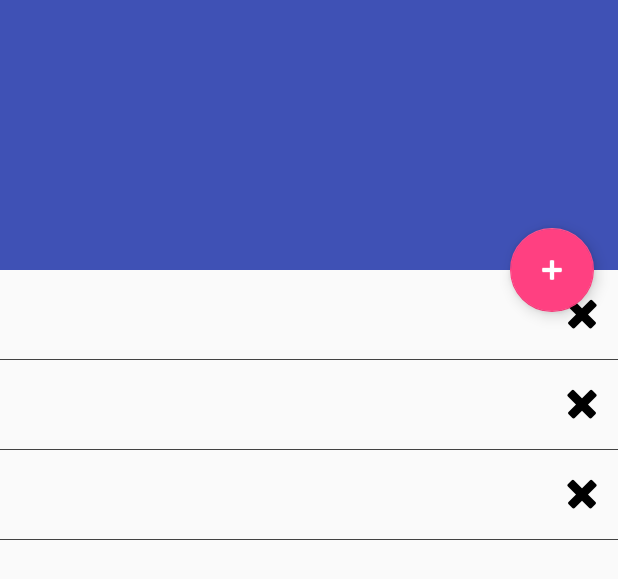
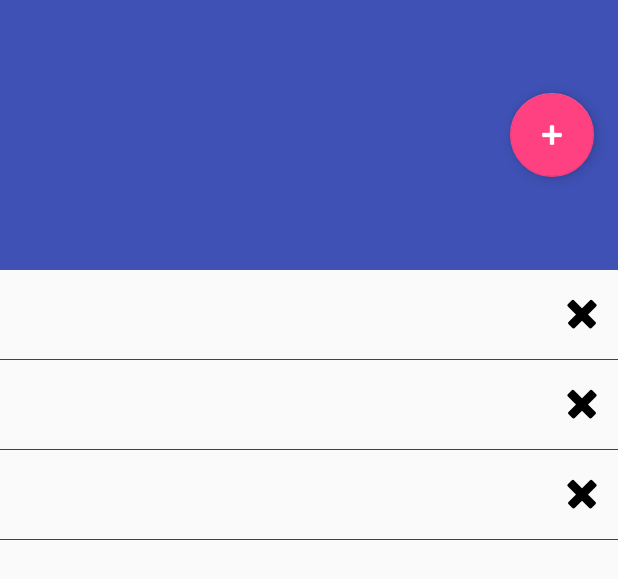
Before and after one commit to nickchurch/linkedlist, an Android app: the layout activity_list.xml on its own in the app's theme, with its tools: preview values and no code run, on a phone screen of 412 x 824 dp. Shown: the top 579 px of the screen. Run offline under Robolectric (Android 15) with nearby library versions, the phone set to English and light mode, and no system bars.

Commit message:
wtb margins 2.5g

```diff
--- a/androidApp/app/src/main/res/layout/activity_list.xml
+++ b/androidApp/app/src/main/res/layout/activity_list.xml
@@ -51,12 +51,13 @@
         android:layout_margin="@dimen/fab_margin"
         android:src="@android:drawable/ic_input_add"
         app:layout_anchor="@id/app_bar"
-        app:layout_anchorGravity="bottom|end"
+        app:layout_anchorGravity="center|end"
         android:clickable="true"
         android:cropToPadding="false"
         android:focusable="false"
         android:tint="#ffffff"
         android:scaleType="center"
-        android:onClick="createList"/>
+        android:onClick="createList"
+        android:visibility="visible"/>
 
 </android.support.design.widget.CoordinatorLayout>
```
